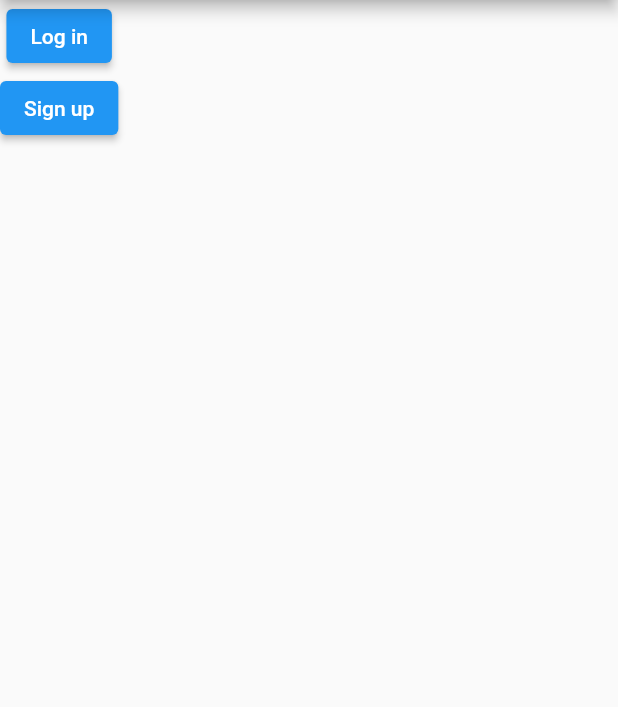
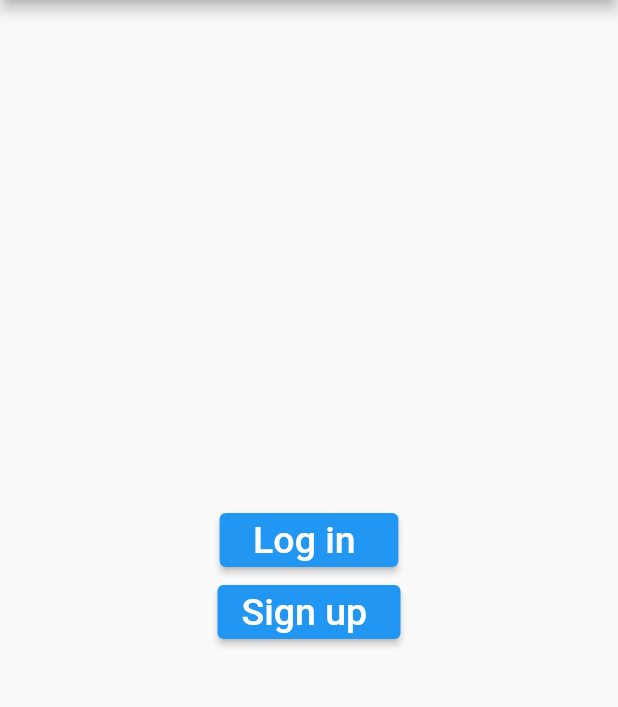
Before and after one commit to DiantCius/WorkingParentsCommunicator, a Flutter app: the screen it shows after launch, on a phone screen of 412 x 824 dp, the part 84-791 px from its top. Run offline on Flutter 3.47's test engine with Material 2 defaults, Android fonts, the phone set to English and light mode, and no system bars; our stand-ins replace flutter_secure_storage, get; missing offline and left inert: signalr_core.

Commit message:
chat test

```diff
--- a/lib/main.dart
+++ b/lib/main.dart
@@ -3,6 +3,7 @@ import 'package:flutter/material.dart';
 import 'package:flutter_client/bindings/home_binding.dart';
 import 'package:flutter_client/screens/activities.dart';
 import 'package:flutter_client/screens/babysitters.dart';
+import 'package:flutter_client/screens/chat.dart';
 import 'package:flutter_client/screens/home.dart';
 import 'package:flutter_client/screens/invitations.dart';
 import 'package:flutter_client/screens/login.dart';
@@ -37,7 +38,8 @@ class MyApp extends StatelessWidget {
         GetPage(name: '/activities', page: () => Activities()),
         GetPage(name: '/searchBabysitters', page: () => SearchBabysitters()),
         GetPage(name: '/babysitters', page: () => Babysitters()),
-        GetPage(name: '/invitations', page: () => Invitations())
+        GetPage(name: '/invitations', page: () => Invitations()),
+        GetPage(name: '/chat', page: () => Chat()),
       ],
     );
   }
--- a/lib/screens/home.dart
+++ b/lib/screens/home.dart
@@ -36,15 +36,34 @@ class HomeLocked extends StatelessWidget {
             textAlign: TextAlign.center,
           ),
         ),
-        body: Column(
-          children: [
-            ElevatedButton(
-                child: Text("Log in"), onPressed: () => Get.toNamed("/login")),
-            ElevatedButton(
-                child: Text("Sign up"),
-                onPressed: () => Get.toNamed("/signup")),
-          ],
-        ));
+        body: Container(
+          child: Column(
+            crossAxisAlignment: CrossAxisAlignment.center,
+            mainAxisAlignment: MainAxisAlignment.center,
+            children: [
+              ElevatedButton(
+                onPressed: () {
+                  Get.toNamed("/login");
+                },
+                child: Text(
+                  ' Log in  ',
+                  style: TextStyle(color: Colors.white, fontSize: 25),
+                ),
+              ),
+              ElevatedButton(
+                onPressed: () {
+                  Get.toNamed("/signup");
+                },
+                child: Text(
+                  'Sign up ',
+                  style: TextStyle(color: Colors.white, fontSize: 25),
+                ),
+              ),
+            ],
+        ),
+        alignment: Alignment.center,
+      ),
+    );
   }
 }
 
@@ -100,9 +119,9 @@ class _HomeUnlockedState extends State<HomeUnlocked> {
               },
             ),
             ListTile(
-              title: const Text('get invit'),
+              title: const Text('chat'),
               onTap: () {
-                inv.getInvitations();
+                Get.toNamed('/chat');
               },
             ),
           ],
@@ -312,6 +331,9 @@ class _HomeUnlockedState extends State<HomeUnlocked> {
                   icon: const Icon(Icons.note_add),
                   backgroundColor: Colors.blue,
                 ),
+                SizedBox(
+                  height: 10,
+                ),
               ],
             );
         }));
--- a/lib/screens/invitations.dart
+++ b/lib/screens/invitations.dart
@@ -53,12 +53,12 @@ class _InvitationsState extends State<Invitations> {
                               title: Row(
                                 children: [
                                   Text(
-                                      " Invite to babysitt ${inv.invitations[index].childName}",
-                                      style: TextStyle(fontSize: 18)),
+                                      "Invitation to babysitt ${inv.invitations[index].childName}",
+                                      style: TextStyle(fontSize: 17)),
                                   TextButton(
                                     style: TextButton.styleFrom(
                                       primary: Colors.green,
-                                      textStyle: const TextStyle(fontSize: 18),
+                                      textStyle: const TextStyle(fontSize: 17),
                                     ),
                                     onPressed: () {
                                       inv
--- a/pubspec.yaml
+++ b/pubspec.yaml
@@ -30,6 +30,8 @@ dependencies:
   get: ^4.3.0
   http: ^0.13.3
   flutter_secure_storage: ^4.2.1
+  signalr_flutter: ^0.1.2
+  signalr_core: ^1.1.1
 
 dev_dependencies:
   flutter_test:
```
Also changed, not shown: lib/models/message.dart (added, +7 -0 lines), lib/screens/activities.dart (+7 -1 lines), lib/screens/babysitters.dart (+10 -0 lines), lib/services/signalrhelper.dart (added, +38 -0 lines), pubspec.lock, 1 other file.
